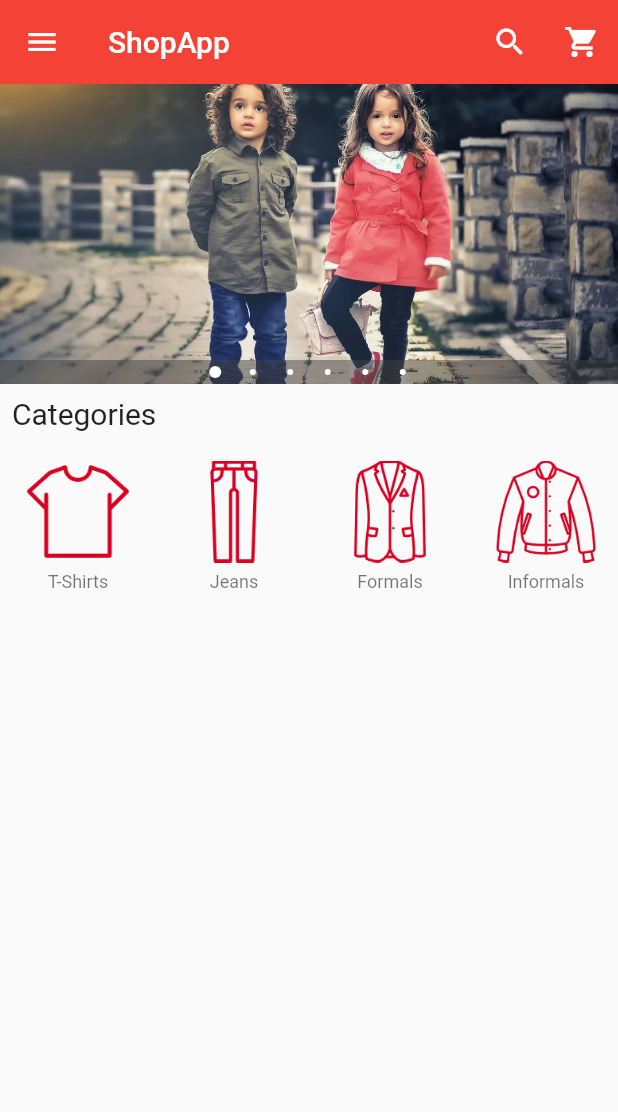
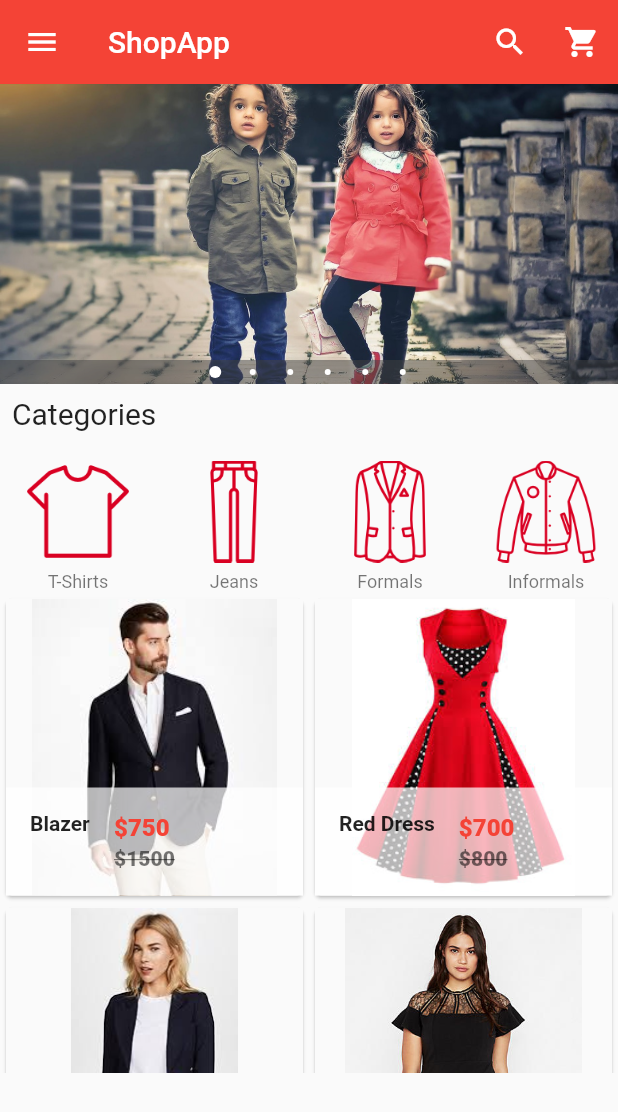
Before and after one commit to Rishi2309/shop_app, a Flutter app: the screen it shows after launch, on a phone screen of 412 x 824 dp. Shown: the top 1112 px of the screen. Run offline on Flutter 3.47's test engine with Material 2 defaults, Android fonts, the phone set to English and light mode, and no system bars; drawn by our look-alikes of carousel_pro.

Commit message:
Recent products
In a app view recent products are added

```diff
--- /dev/null
+++ b/lib/components/Products.dart
@@ -0,0 +1,139 @@
+import 'package:flutter/material.dart';
+
+class Products extends StatefulWidget {
+  @override
+  _ProductsState createState() => _ProductsState();
+}
+
+class _ProductsState extends State<Products> {
+  var product_list = [
+    {
+      "name": "Blazer",
+      "pic": "images/products/blazer1.jpeg",
+      "old_price": 1500,
+      "price": 750
+    },
+    {
+      "name": "Red Dress",
+      "pic": "images/products/dress1.jpeg",
+      "old_price": 800,
+      "price": 700
+    },
+    {
+      "name": "Blazer ",
+      "pic": "images/products/blazer2.jpeg",
+      "old_price": 1200,
+      "price": 750
+    },
+    {
+      "name": "Black Dress",
+      "pic": "images/products/dress2.jpeg",
+      "old_price": 750,
+      "price": 650
+    },
+    {
+      "name": " Heals",
+      "pic": "images/products/hills1.jpeg",
+      "old_price": "400",
+      "price": "350"
+    },
+    {
+      "name": "Pant",
+      "pic": "images/products/pants2.jpeg",
+      "old_price": "500",
+      "price": 250
+    },
+    {
+      "name": " Heals",
+      "pic": "images/products/hills2.jpeg",
+      "old_price": 1500,
+      "price": 750
+    },
+    {
+      "name": "Black Pant",
+      "pic": "images/products/pants1.jpg",
+      "old_price": 1500,
+      "price": 750
+    },
+    {
+      "name": "Skirt",
+      "pic": "images/products/skt2.jpeg",
+      "old_price": 700,
+      "price": 550
+    }
+
+  ];
+
+
+  @override
+  Widget build(BuildContext context) {
+    return GridView.builder(
+        itemCount: product_list.length,
+        gridDelegate:
+        new SliverGridDelegateWithFixedCrossAxisCount(crossAxisCount: 2),
+        itemBuilder: (BuildContext context, int index) {
+          return Single_prod(
+            prod_name: product_list[index]['name'],
+            prod_picture: product_list[index]['pic'],
+            prod_old_price: product_list[index]['old_price'],
+            prod_price: product_list[index]['price'],
+          );
+        });
+  }
+}
+
+class Single_prod extends StatelessWidget {
+  final prod_name;
+  final prod_picture;
+  final prod_old_price;
+  final prod_price;
+
+  Single_prod({
+    this.prod_name,
+    this.prod_picture,
+    this.prod_old_price,
+    this.prod_price,
+  });
+
+  @override
+  Widget build(BuildContext context) {
+    return Card(
+      child: Hero(
+          tag: prod_name,
+          child: Material(
+            child: InkWell(
+              onTap: () {},
+              child: GridTile(
+                  footer: Container(
+                    color: Colors.white70,
+                    child: ListTile(
+                      leading: Text(
+                        prod_name,
+                        style: TextStyle(fontWeight: FontWeight.bold),
+                      ),
+                      title: Text(
+                        "\$$prod_price",
+                        style: TextStyle(
+                            color: Colors.red, fontWeight: FontWeight.w800),
+                      ),
+                      subtitle: Text(
+                        "\$$prod_old_price",
+                        style: TextStyle(
+                            color: Colors.black54,
+                            fontWeight: FontWeight.w800,
+                            decoration
+                                :TextDecoration.lineThrough),
+                      ),
+                    ),
+
+                  ),
+                  child: Image.asset(
+                    prod_picture,
+                    fit: BoxFit.fitHeight,
+                  )
+                  ),
+            ),
+          )),
+    );
+  }
+}
--- a/lib/main.dart
+++ b/lib/main.dart
@@ -4,6 +4,7 @@ import 'package:carousel_pro/carousel_pro.dart';
 
 //our own importing
 import 'package:shop_app/components/horizontal_list_view.dart';
+import 'package:shop_app/components/Products.dart';
 
 void main(){
   runApp(
@@ -135,7 +136,15 @@ class _HomePageState extends State<HomePage> {
           new Padding(padding: const EdgeInsets.all(8.0),
           child: new Text('Categories',style: TextStyle(fontSize: 20.0),),
           ),
+
+          //Catagories
           HorizontalList(),
+
+          //Recent Views
+          Container(
+            height: 320,
+            child: Products(),
+          )
 
         ],
 
```
